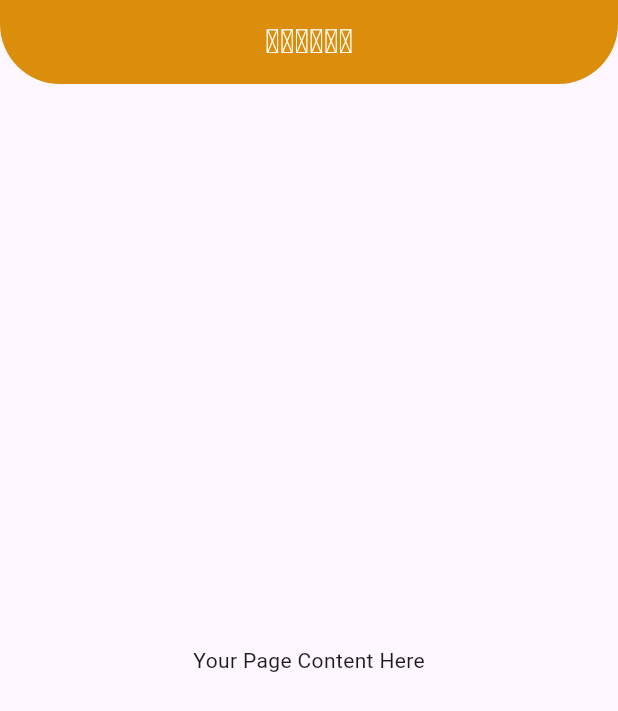
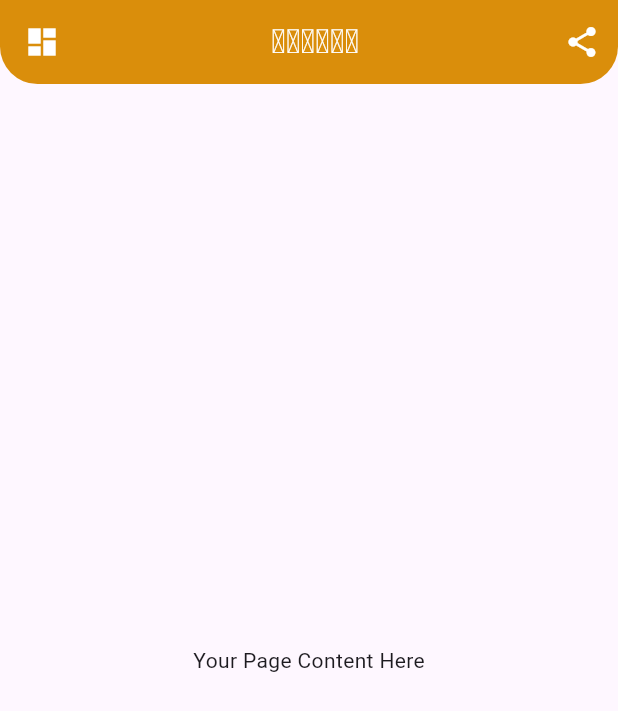
Before and after one commit to gopalkrushnas063/Mo_Gapa, a Flutter app: the screen it shows after launch, after a tap on "ଆସନ୍ତୁ ଆଗକୁ ବଢ଼ିବା", on a phone screen of 412 x 824 dp. Shown: the top 711 px of the screen. Run offline on Flutter 3.47's test engine with Material 2 defaults, Android fonts, the phone set to English and light mode, and no system bars.

Commit message:
introduction appbar menu and share icon added

```diff
--- a/lib/pages/introduction_page.dart
+++ b/lib/pages/introduction_page.dart
@@ -29,16 +29,27 @@ class IntroductionPage extends StatelessWidget {
           title: const Center(
             child: Text(
               "ଉପକ୍ରମ",
-              style:
-                  TextStyle(fontWeight: FontWeight.w600, color: Colors.white),
+              style: TextStyle(fontWeight: FontWeight.w600, color: Colors.white),
             ),
           ),
           backgroundColor: const Color.fromARGB(255, 218, 142, 11),
+          leading: IconButton(
+            icon: const Icon(Icons.dashboard,color: Colors.white,),
+            onPressed: () {
+            },
+          ),
+          actions: [
+            IconButton(
+              icon: const Icon(Icons.share,color: Colors.white,),
+              onPressed: () {
+              },
+            ),
+          ],
           automaticallyImplyLeading: false,
           shape: const RoundedRectangleBorder(
             borderRadius: BorderRadius.only(
-              bottomLeft: Radius.circular(40.0),
-              bottomRight: Radius.circular(40.0),
+              bottomLeft: Radius.circular(25.0),
+              bottomRight: Radius.circular(25.0),
             ),
           ),
         ),
```
